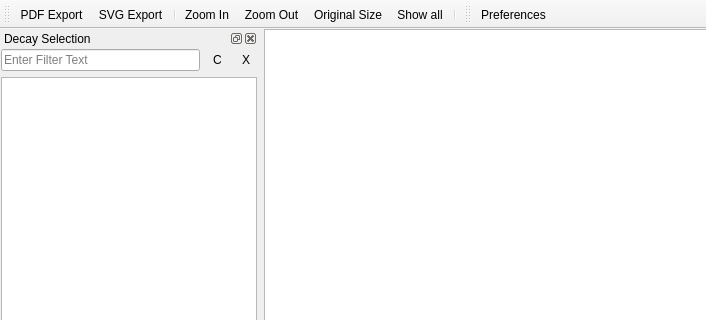
martukas/nuclei, file source/Nuclei.ui: the form before one commit; both pictures show x 0 to 706 and y 0 to 320 of the 1200 by 884 pixel window.
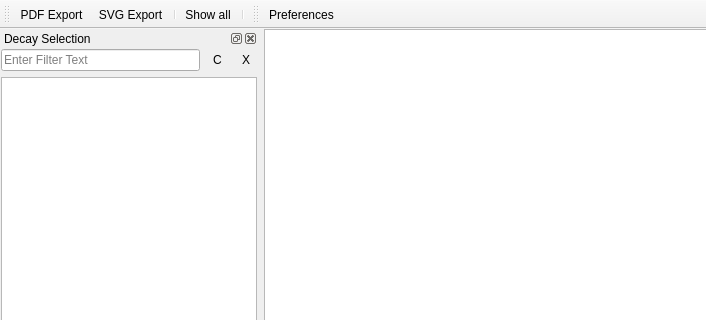
The form after the commit. Icons and pictures are not drawn. Custom widgets are drawn as their Qt base class.

Commit message: scroll zoom and drag

```diff
--- a/source/Nuclei.ui
+++ b/source/Nuclei.ui
@@ -87,9 +87,6 @@
    <addaction name="actionPDF_Export"/>
    <addaction name="actionSVG_Export"/>
    <addaction name="separator"/>
-   <addaction name="actionZoom_In"/>
-   <addaction name="actionZoom_Out"/>
-   <addaction name="actionOriginal_Size"/>
    <addaction name="actionShow_all"/>
    <addaction name="separator"/>
   </widget>
```
The commit also changes 6 other files.
